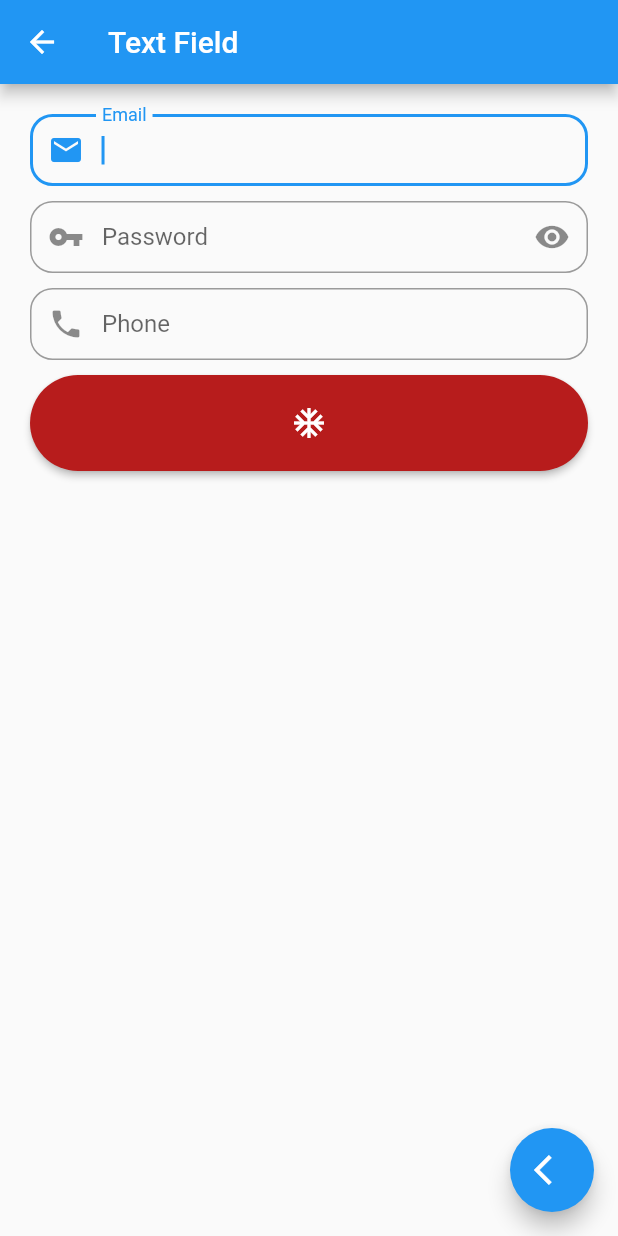
After one commit to minhthoai190892/flutter_2_15_tutorial, a Flutter app: the TextFieldd screen opened by its route, on a phone screen of 412 x 824 dp. The commit adds this screen. Run offline on Flutter 3.47's test engine with Material 2 defaults, Android fonts, the phone set to English and light mode, and no system bars.

Commit message:
textField

```diff
--- a/lib/main.dart
+++ b/lib/main.dart
@@ -6,6 +6,7 @@ import 'package:flutter_2_15/pages/home_pages.dart';
 import 'package:flutter_2_15/pages/mapping_collections.dart';
 import 'package:flutter_2_15/pages/snackBar.dart';
 import 'package:flutter_2_15/pages/stateless_stateful.dart';
+import 'package:flutter_2_15/pages/textField.dart';
 import 'package:flutter_2_15/pages/visible_invisible_widget.dart';
 import 'package:flutter_2_15/pages/widget_dasar_page.dart';
 import 'package:flutter_2_15/pages/wiget_builder.dart';
@@ -33,6 +34,7 @@ class MyApp extends StatelessWidget {
         StatelessStateful.nameRoute: (context) =>  const StatelessStateful(),
         Dialogg.nameRoute:(context)=>const Dialogg(),
         SnackBarr.nameRoute:(context)=>const SnackBarr(),
+        TextFieldd.nameRoute:(context)=>const TextFieldd(),
       },
     );
   }
--- a/lib/pages/home_pages.dart
+++ b/lib/pages/home_pages.dart
@@ -110,9 +110,11 @@ class HomePage extends StatelessWidget {
                 title: const Text("Snack Bar"),
               ),
               ListTile(
-                onTap: () {},
+                 onTap: () {
+                  Navigator.pushReplacementNamed(context, '/textfield');
+                },
                 leading: const Icon(Icons.home),
-                title: const Text("Home"),
+                title: const Text("Text Field"),
               ),
               ListTile(
                 onTap: () {},
--- /dev/null
+++ b/lib/pages/textField.dart
@@ -0,0 +1,109 @@
+// ignore_for_file: file_names
+
+import 'package:flutter/material.dart';
+import 'package:flutter_2_15/widgets/floating_action_button.dart';
+
+class TextFieldd extends StatefulWidget {
+  const TextFieldd({Key? key}) : super(key: key);
+  static const nameRoute = '/textfield';
+
+  @override
+  State<TextFieldd> createState() => _TextFielddState();
+}
+
+class _TextFielddState extends State<TextFieldd> {
+  bool isHidden = true;
+  TextEditingController emailC = TextEditingController();
+  TextEditingController passwordC = TextEditingController();
+  TextEditingController phoneC = TextEditingController();
+  @override
+  Widget build(BuildContext context) {
+    return Scaffold(
+      appBar: AppBar(
+        title: const Text("Text Field"),
+      ),
+      body: ListView(
+        padding: const EdgeInsets.all(20),
+        children: [
+          TextField(
+            controller: emailC,
+            autofocus: true,
+            textInputAction: TextInputAction.done,
+            keyboardType: TextInputType.emailAddress,
+            decoration: InputDecoration(
+              label: const Text("Email"),
+              contentPadding: const EdgeInsets.symmetric(horizontal: 30),
+              // hintText: "Email enter ...",
+              border: OutlineInputBorder(
+                borderRadius: BorderRadius.circular(15),
+              ),
+              prefixIcon: const Icon(Icons.email),
+            ),
+          ),
+          const SizedBox(
+            height: 10,
+          ),
+          TextField(
+            controller: passwordC,
+            autofocus: false,
+            obscureText: isHidden,
+            decoration: InputDecoration(
+                label: const Text("Password"),
+                contentPadding: const EdgeInsets.symmetric(horizontal: 30),
+                // hintText: "Email enter ...",
+                border: OutlineInputBorder(
+                  borderRadius: BorderRadius.circular(15),
+                ),
+                prefixIcon: const Icon(Icons.vpn_key),
+                suffixIcon: IconButton(
+                    onPressed: () {
+                      if (isHidden == true) {
+                        isHidden = false;
+                      } else {
+                        isHidden = true;
+                      }
+                      setState(() {});
+                    },
+                    icon: const Icon(Icons.remove_red_eye))),
+          ),
+          const SizedBox(
+            height: 10,
+          ),
+          TextField(
+            controller: phoneC,
+            autofocus: false,
+            keyboardType: TextInputType.phone,
+            decoration: InputDecoration(
+              label: const Text("Phone"),
+              contentPadding: const EdgeInsets.symmetric(horizontal: 30),
+              // hintText: "Email enter ...",
+              border: OutlineInputBorder(
+                borderRadius: BorderRadius.circular(15),
+              ),
+              prefixIcon: const Icon(Icons.phone),
+            ),
+          ),
+          const SizedBox(
+            height: 10,
+          ),
+          ElevatedButton(
+            onPressed: () {
+              // ignore: avoid_print
+              print(
+                  "Email: (${emailC.text}) \nPassword: (${passwordC.text})\nPhone: (${phoneC.text})");
+            },
+            child: const Icon(Icons.ac_unit),
+            style: ElevatedButton.styleFrom(
+                primary: Colors.red[900],
+                padding:
+                    const EdgeInsets.symmetric(horizontal: 30, vertical: 20),
+                shape: RoundedRectangleBorder(
+                  borderRadius: BorderRadius.circular(50),
+                )),
+          )
+        ],
+      ),
+      floatingActionButton: const floatingActionButton(),
+    );
+  }
+}
```
